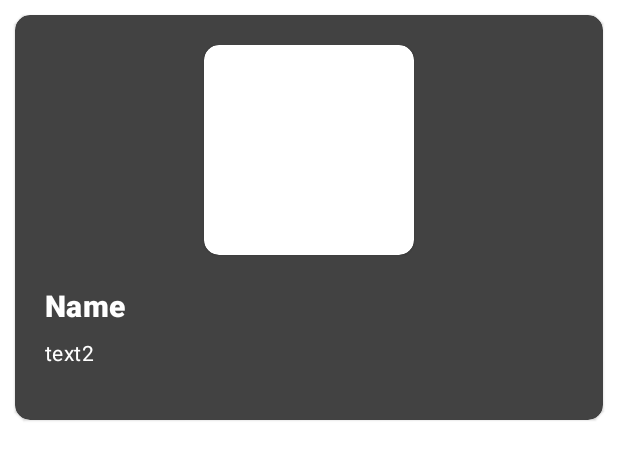
After one commit to gabrielaraujoz/AndroidChallenge, an Android app: the layout card_view.xml on its own in the app's theme, with its tools: preview values and no code run, on a phone screen of 412 x 824 dp. The commit adds this screen. Shown: the top 460 px of the screen. Run offline under Robolectric (Android 15) with nearby library versions, the phone set to English and light mode, and no system bars; Roboto replaces fonts that are not available here.

Commit message:
Adicionando card_view e grid layout

```diff
--- a/app/src/main/java/com/gabrielaraujoz/androidchallenge/home/model/Prato.kt
+++ b/app/src/main/java/com/gabrielaraujoz/androidchallenge/home/model/Prato.kt
@@ -3,6 +3,6 @@ package com.gabrielaraujoz.androidchallenge.home.model
 import android.graphics.drawable.Drawable
 import android.media.Image
 
-data class Prato (var nomePrato: String, var imagem: Image  ) {
+data class Prato (var nomePrato: String, var imagem: Image, var descricao: String  ) {
 
 }
--- a/app/src/main/res/layout/activity_home.xml
+++ b/app/src/main/res/layout/activity_home.xml
@@ -1,9 +1,16 @@
 <?xml version="1.0" encoding="utf-8"?>
-<androidx.constraintlayout.widget.ConstraintLayout xmlns:android="http://schemas.android.com/apk/res/android"
+<GridLayout xmlns:android="http://schemas.android.com/apk/res/android"
     xmlns:app="http://schemas.android.com/apk/res-auto"
     xmlns:tools="http://schemas.android.com/tools"
     android:layout_width="match_parent"
     android:layout_height="match_parent"
+    android:background="@color/button_register_color"
     tools:context=".home.HomeActivity">
 
-</androidx.constraintlayout.widget.ConstraintLayout>
+    <androidx.recyclerview.widget.RecyclerView
+        android:layout_width="match_parent"
+        android:layout_height="wrap_content"
+        tools:listitem=""
+        android:id="@+id/minhalista"/>
+
+</GridLayout>
--- /dev/null
+++ b/app/src/main/res/layout/card_view.xml
@@ -0,0 +1,64 @@
+<?xml version="1.0" encoding="utf-8"?>
+<com.google.android.material.card.MaterialCardView
+    android:id="@+id/card"
+    android:layout_width="match_parent"
+    android:layout_height="270dp"
+    android:layout_margin="10dp"
+    app:cardBackgroundColor="@color/cardview_dark_background"
+    android:clickable="true"
+    android:focusable="true"
+    xmlns:android="http://schemas.android.com/apk/res/android"
+    xmlns:app="http://schemas.android.com/apk/res-auto"
+    app:cardCornerRadius="10dp">
+
+    <LinearLayout
+        android:layout_width="match_parent"
+        android:layout_height="match_parent"
+
+        android:layout_margin="20dp"
+        android:orientation="vertical">
+
+        <!-- Media -->
+
+        <com.google.android.material.card.MaterialCardView
+            android:layout_width="140dp"
+            android:layout_height="140dp"
+            android:layout_gravity="center_horizontal"
+            app:cardCornerRadius="10dp"
+            >
+            <ImageView
+                android:layout_width="match_parent"
+                android:layout_height="match_parent"
+                android:id="@+id/cardImage"
+                android:layout_gravity="center_vertical"
+                android:scaleType="centerCrop"
+                android:contentDescription="Character Picture"
+                />
+        </com.google.android.material.card.MaterialCardView>
+
+
+        <!-- Title, secondary and supporting text -->
+        <TextView
+            android:layout_width="wrap_content"
+            android:layout_height="wrap_content"
+            android:text="Name"
+            android:textColor="@color/white"
+            android:textStyle="bold"
+            android:layout_marginTop="20dp"
+            android:textAppearance="?attr/textAppearanceHeadline6"
+            />
+        <TextView
+            android:layout_width="wrap_content"
+            android:layout_height="wrap_content"
+            android:layout_marginTop="8dp"
+            android:id="@+id/txtCardCharacterName"
+            android:text="text2"
+
+            android:textAppearance="?attr/textAppearanceBody2"
+            android:textColor="@color/white"
+            />
+
+
+    </LinearLayout>
+
+</com.google.android.material.card.MaterialCardView>
```
